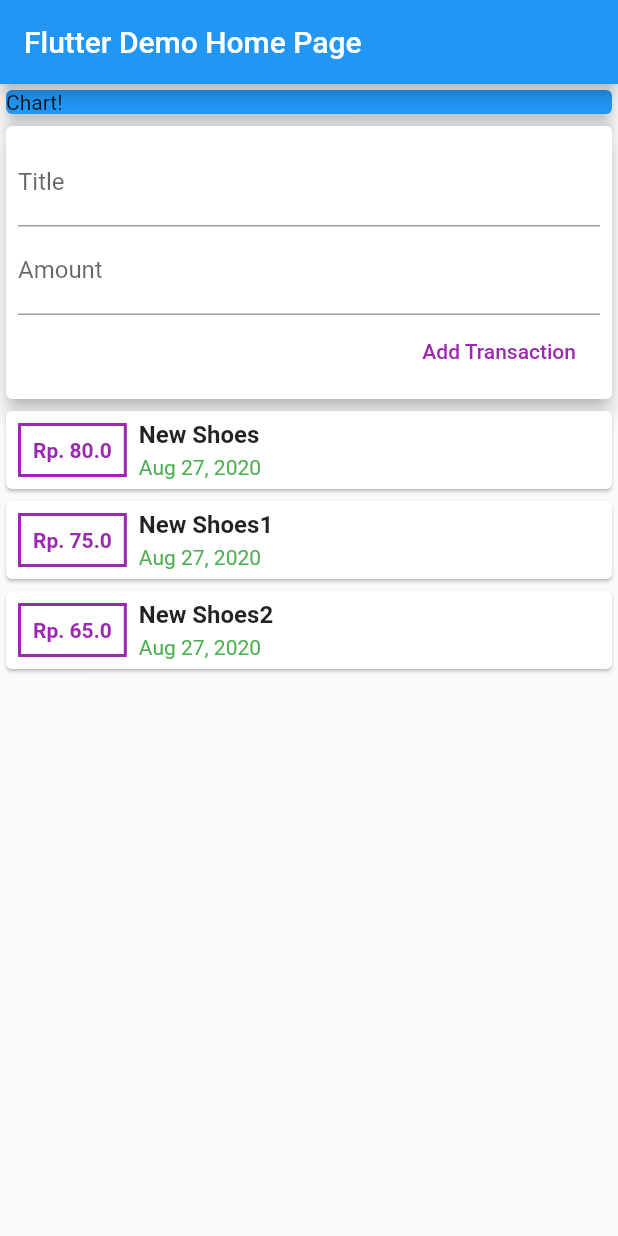
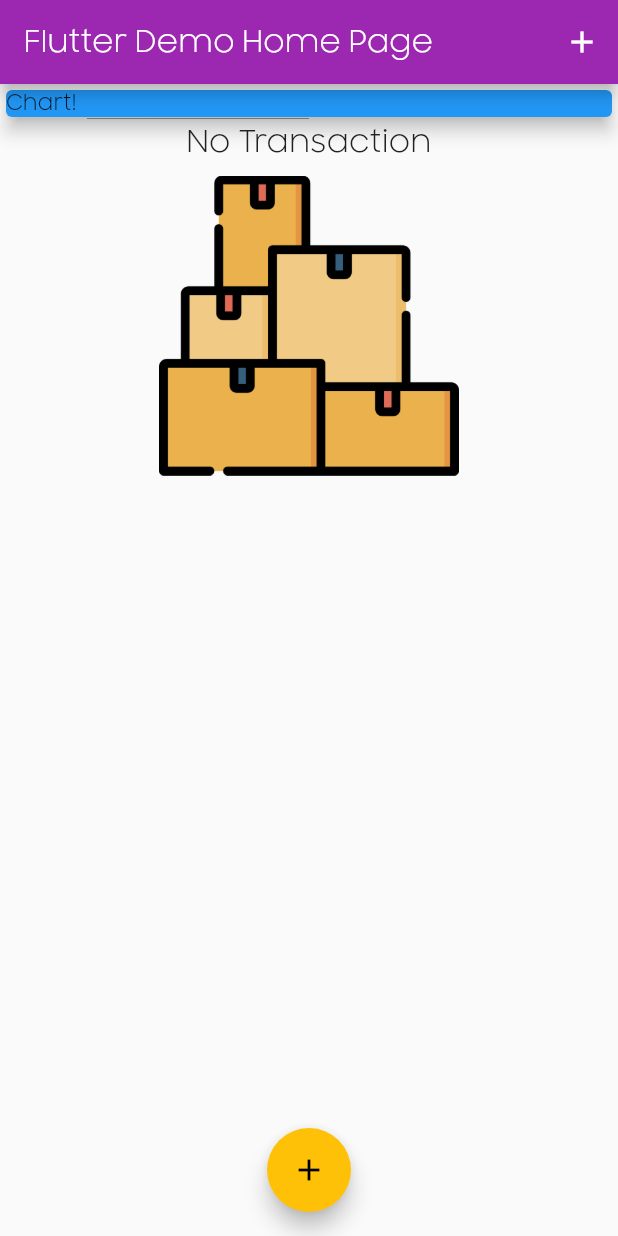
Before and after one commit to sadewa25/flutter_in_action_apps, a Flutter app: the screen it shows after launch, on a phone screen of 412 x 824 dp. Run offline on Flutter 3.47's test engine with Material 2 defaults, Android fonts, the phone set to English and light mode, and no system bars.

Commit message:
+ Custom Fonts, Adding Images, Adding Style Colors

```diff
--- a/lib/main.dart
+++ b/lib/main.dart
@@ -1,10 +1,7 @@
-import 'dart:ui';
-
 import 'package:flutter/material.dart';
-import 'package:flutter_real_apps/transaction/transaction.dart';
-import 'package:intl/intl.dart';
-
-import 'transaction/transaction.dart';
+import 'package:flutter_real_apps/models/transaction.dart';
+import 'package:flutter_real_apps/widgets/new_transaction.dart';
+import 'package:flutter_real_apps/widgets/transaction_list.dart';
 
 void main() {
   runApp(MyApp());
@@ -17,20 +14,10 @@ class MyApp extends StatelessWidget {
     return MaterialApp(
       title: 'Flutter App',
       theme: ThemeData(
-        // This is the theme of your application.
-        //
-        // Try running your application with "flutter run". You'll see the
-        // application has a blue toolbar. Then, without quitting the app, try
-        // changing the primarySwatch below to Colors.green and then invoke
-        // "hot reload" (press "r" in the console where you ran "flutter run",
-        // or simply save your changes to "hot reload" in a Flutter IDE).
-        // Notice that the counter didn't reset back to zero; the application
-        // is not restarted.
-        primarySwatch: Colors.blue,
-        // This makes the visual density adapt to the platform that you run
-        // the app on. For desktop platforms, the controls will be smaller and
-        // closer together (more dense) than on mobile platforms.
+        primarySwatch: Colors.purple,
+        accentColor: Colors.amber,
         visualDensity: VisualDensity.adaptivePlatformDensity,
+        fontFamily: 'SamsungSharp',
       ),
       home: MyHomePage(title: 'Flutter Demo Home Page'),
     );
@@ -56,14 +43,38 @@ class MyHomePage extends StatefulWidget {
 }
 
 class _MyHomePageState extends State<MyHomePage> {
-  final List<Transaction> transactions = [
-    Transaction(
+  final List<Transaction> _userTransaction = [
+    /*Transaction(
         id: 't1', title: 'New Shoes', amount: 80.0, dateTime: DateTime.now()),
     Transaction(
         id: 't2', title: 'New Shoes1', amount: 75.0, dateTime: DateTime.now()),
     Transaction(
-        id: 't3', title: 'New Shoes2', amount: 65.0, dateTime: DateTime.now())
+        id: 't3', title: 'New Shoes2', amount: 65.0, dateTime: DateTime.now())*/
   ];
+
+  void _addNewTransaction(String title, double amount) {
+    final newTx = Transaction(
+        title: title,
+        amount: amount,
+        dateTime: DateTime.now(),
+        id: DateTime.now().toString());
+
+    setState(() {
+      _userTransaction.add(newTx);
+    });
+  }
+
+  void _startAddnewTransaction(BuildContext ctx) {
+    showModalBottomSheet(
+        context: ctx,
+        builder: (bCtx) {
+          return GestureDetector(
+            onTap: (){},
+            child: NewTransaction(_addNewTransaction),
+            behavior: HitTestBehavior.opaque,
+          );
+        });
+  }
 
   @override
   Widget build(BuildContext context) {
@@ -78,6 +89,7 @@ class _MyHomePageState extends State<MyHomePage> {
         // Here we take the value from the MyHomePage object that was created by
         // the App.build method, and use it to set our appbar title.
         title: Text(widget.title),
+        actions: [IconButton(icon: Icon(Icons.add), onPressed: () => _startAddnewTransaction(context))],
       ),
       body: Column(
         //mainAxisAlignment: MainAxisAlignment.spaceAround,
@@ -91,70 +103,14 @@ class _MyHomePageState extends State<MyHomePage> {
               color: Colors.blue,
             ),
           ),
-          Card(
-            elevation: 5,
-            child: Container(
-              padding: EdgeInsets.all(8),
-              child: Column(
-                crossAxisAlignment: CrossAxisAlignment.end,
-                children: [
-                  TextField(
-                    decoration: InputDecoration(labelText: 'Title'),
-                  ),
-                  TextField(
-                    decoration: InputDecoration(labelText: 'Amount'),
-                  ),
-                  FlatButton(
-                    onPressed: (){
-
-                    },
-                    child: Text('Add Transaction'),
-                    textColor: Colors.purple,
-                  )
-                ],
-              ),
-            ),
-          ),
-          Column(
-            children: transactions.map((e) {
-              return Card(
-                child: Row(
-                  children: [
-                    Container(
-                      margin: EdgeInsets.all(8),
-                      padding: EdgeInsets.all(8),
-                      child: Text(
-                        "Rp. ${e.amount.toString()}",
-                        style: TextStyle(
-                            fontWeight: FontWeight.bold, color: Colors.purple),
-                      ),
-                      decoration: BoxDecoration(
-                          border: Border.all(color: Colors.purple, width: 2)),
-                    ),
-                    Column(
-                      crossAxisAlignment: CrossAxisAlignment.start,
-                      children: [
-                        Text(
-                          e.title,
-                          style: TextStyle(
-                              fontSize: 16, fontWeight: FontWeight.bold),
-                        ),
-                        Container(
-                          margin: EdgeInsets.fromLTRB(0, 4, 0, 0),
-                          child: Text(
-                            DateFormat.yMMMd().format(e.dateTime),
-                            style: TextStyle(color: Colors.green),
-                          ),
-                        )
-                      ],
-                    )
-                  ],
-                ),
-              );
-            }).toList(),
-          )
+          TransactionList(_userTransaction)
         ],
-      ), // This trailing comma makes auto-formatting nicer for build methods.
+      ),
+      floatingActionButtonLocation: FloatingActionButtonLocation.centerFloat,
+      floatingActionButton: FloatingActionButton(
+          child: Icon(Icons.add),
+          onPressed:
+              () => _startAddnewTransaction(context)), // This trailing comma makes auto-formatting nicer for build methods.
     );
   }
 }
--- /dev/null
+++ b/lib/models/transaction.dart
@@ -0,0 +1,14 @@
+import 'package:flutter/cupertino.dart';
+
+class Transaction {
+  final String id;
+  final String title;
+  final double amount;
+  final DateTime dateTime;
+
+  Transaction(
+      {@required this.id,
+      @required this.title,
+      @required this.amount,
+      @required this.dateTime});
+}
--- a/lib/transaction/transaction.dart
+++ /dev/null
@@ -1,8 +0,0 @@
-class Transaction {
-  final String id;
-  final String title;
-  final double amount;
-  final DateTime dateTime;
-
-  Transaction({this.id, this.title, this.amount, this.dateTime});
-}
--- /dev/null
+++ b/lib/widgets/transaction_list.dart
@@ -0,0 +1,78 @@
+import 'package:flutter/material.dart';
+import 'package:flutter_real_apps/models/transaction.dart';
+import 'package:intl/intl.dart';
+
+class TransactionList extends StatelessWidget {
+  final List<Transaction> transactions;
+
+  TransactionList(this.transactions);
+
+  @override
+  Widget build(BuildContext context) {
+    return Container(
+      height: 300,
+      child: transactions.isEmpty
+          ? Column(
+              children: [
+                Text(
+                  'No Transaction',
+                  style: Theme.of(context).textTheme.title,
+                ),
+                SizedBox(height: 10,),
+                Container(
+                  height: 200,
+                  child: Image.asset(
+                    'assets/images/boxes.png',
+                    fit: BoxFit.cover,
+                  ),
+                )
+              ],
+            )
+          : ListView.builder(
+              itemBuilder: (ctx, index) {
+                return Card(
+                  child: Row(
+                    children: [
+                      Container(
+                        margin: EdgeInsets.all(8),
+                        padding: EdgeInsets.all(8),
+                        child: Text(
+                          "Rp. ${transactions[index].amount.toStringAsFixed(2)}",
+                          style: TextStyle(
+                              fontWeight: FontWeight.bold,
+                              color: Colors.purple),
+                        ),
+                        decoration: BoxDecoration(
+                            border: Border.all(
+                                color: Theme.of(context).primaryColor,
+                                width: 2)),
+                      ),
+                      Column(
+                        crossAxisAlignment: CrossAxisAlignment.start,
+                        children: [
+                          Text(
+                            transactions[index].title,
+                            style: TextStyle(
+                                fontSize: 16,
+                                fontWeight: FontWeight.bold,
+                                color: Theme.of(context).primaryColor),
+                          ),
+                          Container(
+                            margin: EdgeInsets.fromLTRB(0, 4, 0, 0),
+                            child: Text(
+                              DateFormat.yMMMd()
+                                  .format(transactions[index].dateTime),
+                              style: TextStyle(color: Colors.green),
+                            ),
+                          )
+                        ],
+                      )
+                    ],
+                  ),
+                );
+              },
+              itemCount: transactions.length,
+            ),
+    );
+  }
+}
```
Also changed, not shown: lib/widgets/new_transaction.dart (added, +65 -0 lines), lib/widgets/user_transaction.dart (added, +19 -0 lines), pubspec.yaml (+8 -14 lines), assets/fonts/samsungsharpsans-bold.otf (added), assets/fonts/samsungsharpsans-medium.otf (added), assets/fonts/samsungsharpsans.otf (added), assets/images/boxes.png (added).
